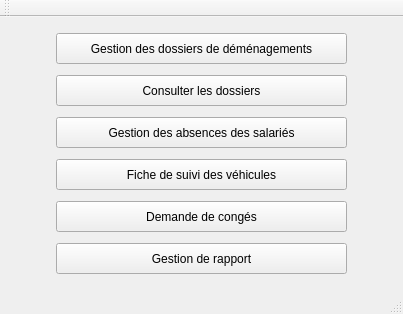
Old version of the form programmeQT/projetDEMGUIV/mainwindow.ui in the repository Alex-Bumblebee/ProjetDEMGUIV.
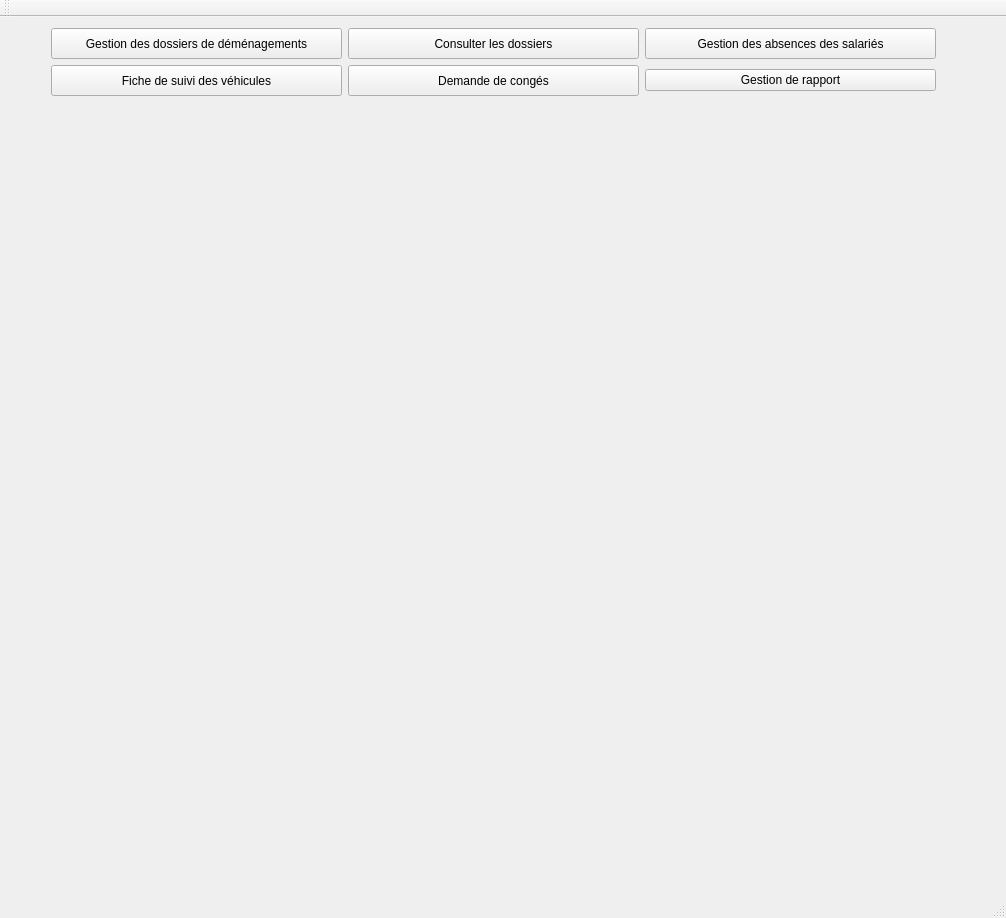
New version of the form.

Commit message: Apparement j'ai changé des trucs alors je dois faire un commit pour pull

```diff
--- a/programmeQT/projetDEMGUIV/mainwindow.ui
+++ b/programmeQT/projetDEMGUIV/mainwindow.ui
@@ -6,19 +6,24 @@
    <rect>
     <x>0</x>
     <y>0</y>
-    <width>403</width>
-    <height>314</height>
+    <width>1006</width>
+    <height>918</height>
    </rect>
   </property>
   <property name="windowTitle">
    <string>PSDEM</string>
   </property>
   <widget class="QWidget" name="centralWidget">
+   <layout class="QFormLayout" name="formLayout">
+    <property name="fieldGrowthPolicy">
+     <enum>QFormLayout::AllNonFixedFieldsGrow</enum>
+    </property>
+    <item row="0" column="0">
    <layout class="QVBoxLayout" name="verticalLayout">
     <item>
      <layout class="QHBoxLayout" name="horizontalLayout">
       <item>
-       <spacer name="horizontalSpacer">
+         <spacer name="horizontalSpacer_2">
         <property name="orientation">
          <enum>Qt::Horizontal</enum>
         </property>
@@ -44,37 +49,7 @@
        </widget>
       </item>
       <item>
-       <spacer name="horizontalSpacer_2">
-        <property name="orientation">
-         <enum>Qt::Horizontal</enum>
-        </property>
-        <property name="sizeHint" stdset="0">
-         <size>
-          <width>40</width>
-          <height>20</height>
-         </size>
-        </property>
-       </spacer>
-      </item>
-     </layout>
-    </item>
-    <item>
-     <layout class="QHBoxLayout" name="horizontalLayout_2">
-      <item>
-       <spacer name="horizontalSpacer_3">
-        <property name="orientation">
-         <enum>Qt::Horizontal</enum>
-        </property>
-        <property name="sizeHint" stdset="0">
-         <size>
-          <width>40</width>
-          <height>20</height>
-         </size>
-        </property>
-       </spacer>
-      </item>
-      <item>
-       <widget class="QPushButton" name="pushButton_6">
+         <widget class="QPushButton" name="pushButtonConsultDossier">
         <property name="minimumSize">
          <size>
           <width>291</width>
@@ -87,37 +62,7 @@
        </widget>
       </item>
       <item>
-       <spacer name="horizontalSpacer_4">
-        <property name="orientation">
-         <enum>Qt::Horizontal</enum>
-        </property>
-        <property name="sizeHint" stdset="0">
-         <size>
-          <width>40</width>
-          <height>20</height>
-         </size>
-        </property>
-       </spacer>
-      </item>
-     </layout>
-    </item>
-    <item>
-     <layout class="QHBoxLayout" name="horizontalLayout_3">
-      <item>
-       <spacer name="horizontalSpacer_5">
-        <property name="orientation">
-         <enum>Qt::Horizontal</enum>
-        </property>
-        <property name="sizeHint" stdset="0">
-         <size>
-          <width>40</width>
-          <height>20</height>
-         </size>
-        </property>
-       </spacer>
-      </item>
-      <item>
-       <widget class="QPushButton" name="pushButton_2">
+         <widget class="QPushButton" name="pushButtonAbsenceSalarie">
         <property name="minimumSize">
          <size>
           <width>291</width>
@@ -130,7 +75,7 @@
        </widget>
       </item>
       <item>
-       <spacer name="horizontalSpacer_6">
+         <spacer name="horizontalSpacer">
         <property name="orientation">
          <enum>Qt::Horizontal</enum>
         </property>
@@ -144,10 +89,12 @@
       </item>
      </layout>
     </item>
+     </layout>
+    </item>
+    <item row="1" column="0">
+     <layout class="QHBoxLayout" name="horizontalLayout_2">
     <item>
-     <layout class="QHBoxLayout" name="horizontalLayout_4">
-      <item>
-       <spacer name="horizontalSpacer_7">
+       <spacer name="horizontalSpacer_3">
         <property name="orientation">
          <enum>Qt::Horizontal</enum>
         </property>
@@ -160,7 +107,7 @@
        </spacer>
       </item>
       <item>
-       <widget class="QPushButton" name="pushButton_3">
+       <widget class="QPushButton" name="pushButtonFicheSuivi">
         <property name="minimumSize">
          <size>
           <width>291</width>
@@ -173,37 +120,7 @@
        </widget>
       </item>
       <item>
-       <spacer name="horizontalSpacer_8">
-        <property name="orientation">
-         <enum>Qt::Horizontal</enum>
-        </property>
-        <property name="sizeHint" stdset="0">
-         <size>
-          <width>40</width>
-          <height>20</height>
-         </size>
-        </property>
-       </spacer>
-      </item>
-     </layout>
-    </item>
-    <item>
-     <layout class="QHBoxLayout" name="horizontalLayout_5">
-      <item>
-       <spacer name="horizontalSpacer_9">
-        <property name="orientation">
-         <enum>Qt::Horizontal</enum>
-        </property>
-        <property name="sizeHint" stdset="0">
-         <size>
-          <width>40</width>
-          <height>20</height>
-         </size>
-        </property>
-       </spacer>
-      </item>
-      <item>
-       <widget class="QPushButton" name="pushButton_4">
+       <widget class="QPushButton" name="pushButtonConge">
         <property name="minimumSize">
          <size>
           <width>291</width>
@@ -216,41 +133,11 @@
        </widget>
       </item>
       <item>
-       <spacer name="horizontalSpacer_10">
-        <property name="orientation">
-         <enum>Qt::Horizontal</enum>
-        </property>
-        <property name="sizeHint" stdset="0">
-         <size>
-          <width>40</width>
-          <height>20</height>
-         </size>
-        </property>
-       </spacer>
-      </item>
-     </layout>
-    </item>
-    <item>
-     <layout class="QHBoxLayout" name="horizontalLayout_6">
-      <item>
-       <spacer name="horizontalSpacer_11">
-        <property name="orientation">
-         <enum>Qt::Horizontal</enum>
-        </property>
-        <property name="sizeHint" stdset="0">
-         <size>
-          <width>40</width>
-          <height>20</height>
-         </size>
-        </property>
-       </spacer>
-      </item>
-      <item>
-       <widget class="QPushButton" name="pushButton_5">
+       <widget class="QPushButton" name="pushButtonGestionRapport">
         <property name="minimumSize">
          <size>
           <width>291</width>
-          <height>31</height>
+          <height>0</height>
          </size>
         </property>
         <property name="text">
@@ -259,7 +146,7 @@
        </widget>
       </item>
       <item>
-       <spacer name="horizontalSpacer_12">
+       <spacer name="horizontalSpacer_4">
         <property name="orientation">
          <enum>Qt::Horizontal</enum>
         </property>
```
Left out of the diff: 31 changed lines with no effect on the pictures. Lines whose indentation alone changed are shown as unchanged. The commit also changes 1 other file.
